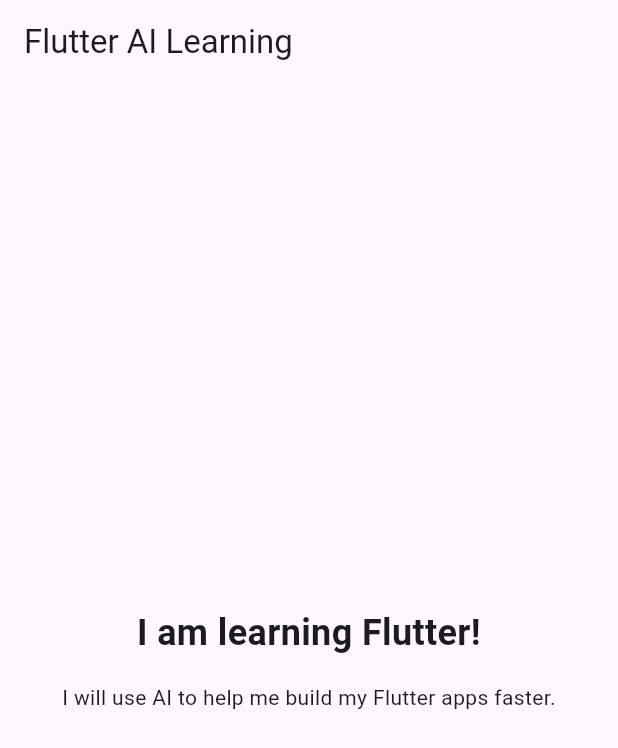
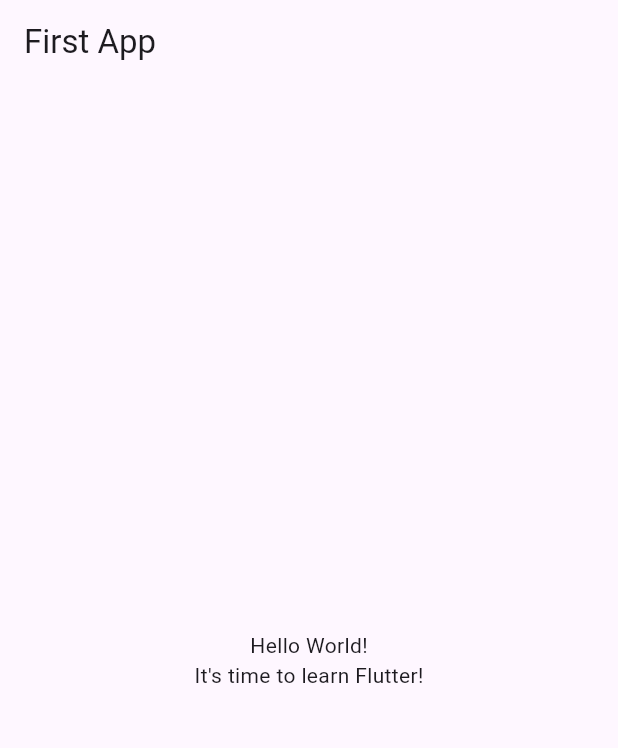
Before and after one commit to zuhairhd/fluttertest, a Flutter app: the screen it shows after launch, on a phone screen of 412 x 824 dp. Shown: the top 748 px of the screen. Run offline on Flutter 3.47's test engine with Material 3 defaults, Android fonts, the phone set to English and light mode, and no system bars.

Commit message:
start Chapter2

```diff
--- a/lib/main.dart
+++ b/lib/main.dart
@@ -4,39 +4,29 @@ void main() {
   runApp(const MyApp());
 }
 
-
 class MyApp extends StatelessWidget {
   const MyApp({super.key});
 
   @override
   Widget build(BuildContext context) {
-
     return MaterialApp(
-      title: 'Flutter AI Learning',
-      theme: ThemeData(useMaterial3: true),
+      title: 'Flutter Demo',
+      theme: ThemeData(
+        primarySwatch: Colors.blue,
+      ),
       home: Scaffold(
         appBar: AppBar(
-          title: const Text('Flutter AI Learning'),
+          title: const Text('First App'),
         ),
-        body: Container(
-          width: double.infinity,
-          padding: const EdgeInsets.all(12),
+        body: Center(
           child: Column(
             mainAxisAlignment: MainAxisAlignment.center,
-            crossAxisAlignment: CrossAxisAlignment.center,
             children: const [
               Text(
-                'I am learning Flutter!',
-                textAlign: TextAlign.center,
-                style: TextStyle(
-                  fontSize: 24,
-                  fontWeight: FontWeight.bold,
-                ),
+                'Hello World!',
               ),
-              SizedBox(height: 16),
               Text(
-                'I will use AI to help me build my Flutter apps faster.',
-                textAlign: TextAlign.center,
+                'It\'s time to learn Flutter!',
               ),
             ],
           ),
```
